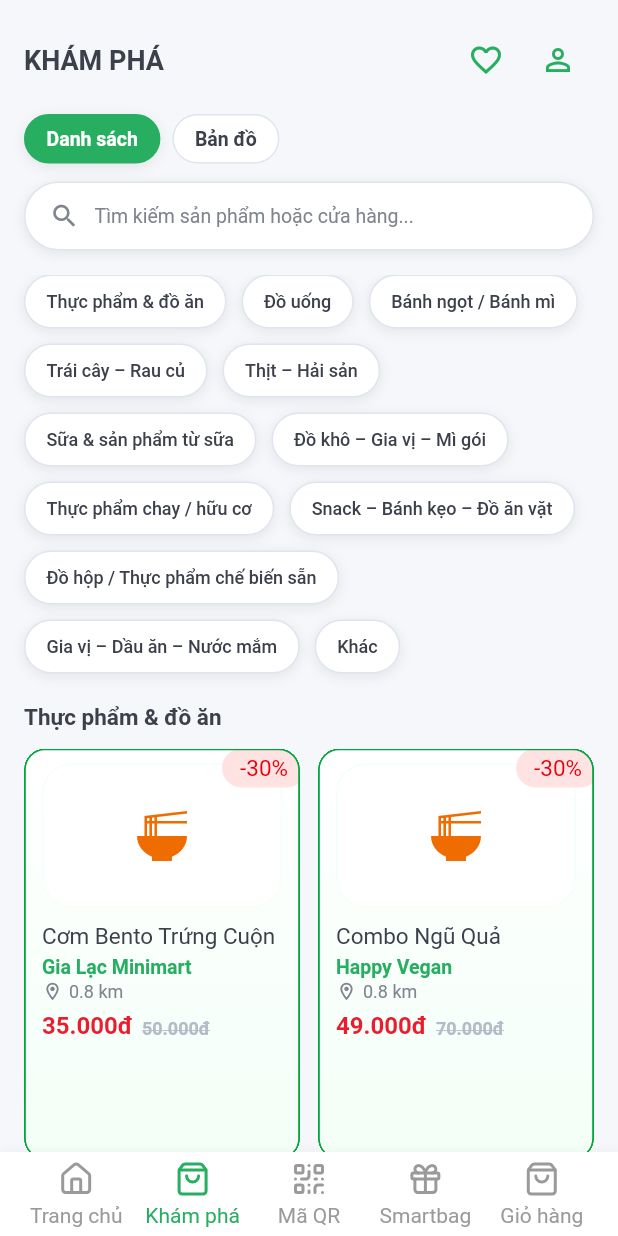
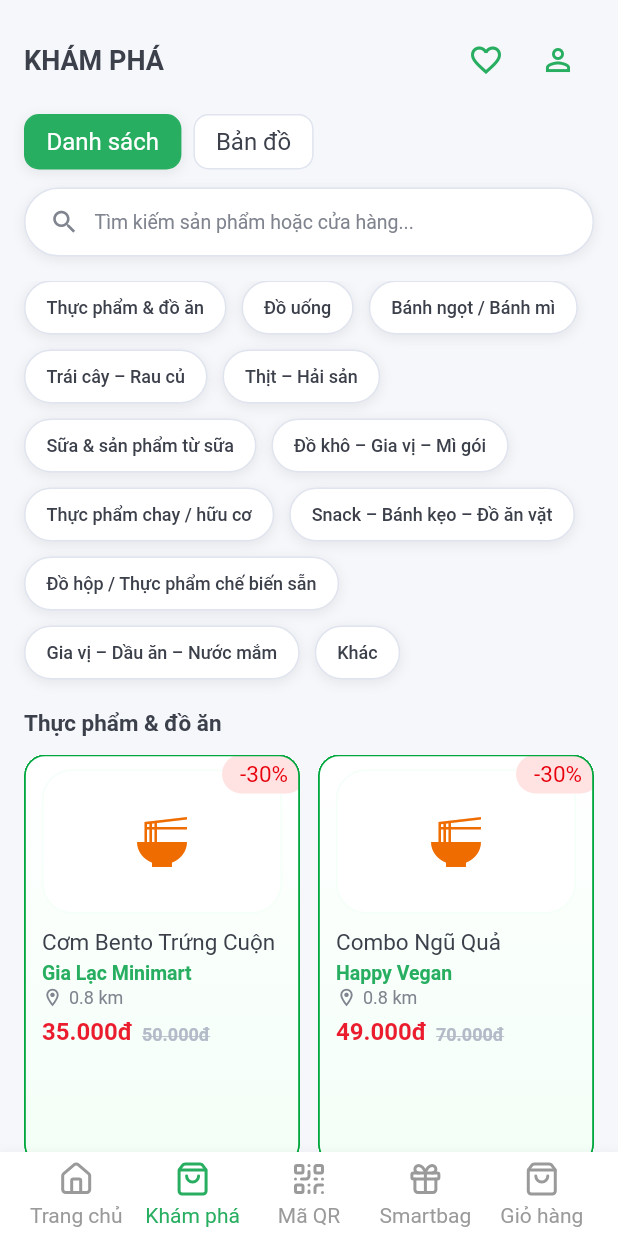
Before and after one commit to thinh55-hub/frontend_smartket, a Flutter app: the screen it shows after launch, item 2 of the bottom bar chosen, on a phone screen of 412 x 824 dp. Run offline on Flutter 3.47's test engine with Material 3 defaults, Android fonts, the phone set to English and light mode, and no system bars; our stand-ins replace flutter_svg, google_fonts, shared_preferences; network calls fail.

```diff
--- a/lib/screens/explore_screen.dart
+++ b/lib/screens/explore_screen.dart
@@ -152,15 +152,15 @@ class _ExploreModeChip extends StatelessWidget {
       padding: const EdgeInsets.symmetric(horizontal: 14, vertical: 8),
       decoration: BoxDecoration(
         color: selected ? AppColors.primary : AppColors.surface,
-        borderRadius: BorderRadius.circular(20),
+        borderRadius: BorderRadius.circular(10),
         border: Border.all(color: selected ? AppColors.primary : AppColors.border),
         boxShadow: selected ? AppShadows.light : null,
       ),
       child: Text(
         label,
         style: GoogleFonts.lexendDeca(
-          fontSize: 13,
-          fontWeight: FontWeight.w600,
+          fontSize: 16,
+          fontWeight: FontWeight.w400,
           color: selected ? Colors.white : AppColors.textPrimary,
         ),
       ),
```
